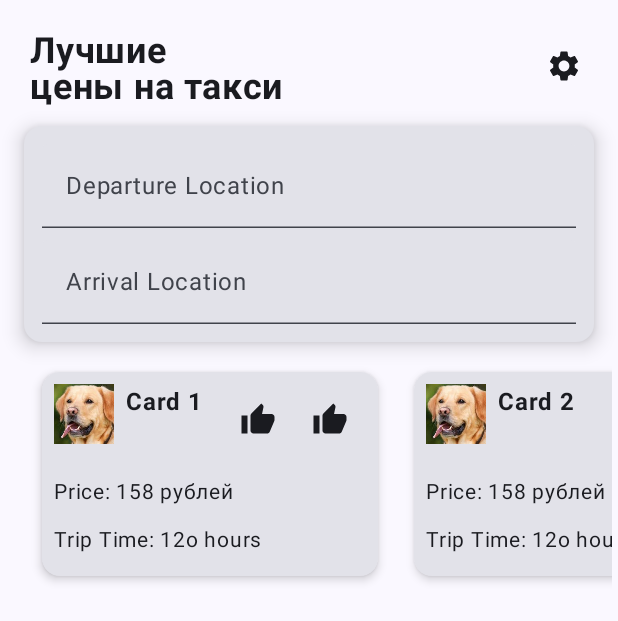
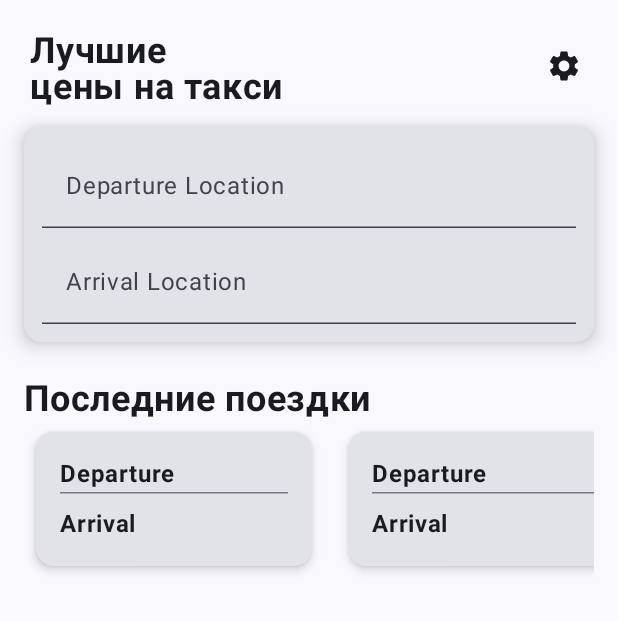
Before and after one commit to hggfun/TaxiCompare, an Android app built with Jetpack Compose: the screen it shows after launch (MainActivity), on a phone screen of 412 x 824 dp. Shown: the top 621 px of the screen. Run offline under Robolectric (Android 15) with nearby library versions, the light colour scheme and no system bars.

Commit message:
Add RecentTripCard composable

```diff
--- a/app/src/main/java/com/example/taxicompare/ui/TaxiCompareApp.kt
+++ b/app/src/main/java/com/example/taxicompare/ui/TaxiCompareApp.kt
@@ -23,6 +23,8 @@ import androidx.compose.material.icons.filled.Settings
 import androidx.compose.material.icons.filled.ThumbUp
 import androidx.compose.material3.Card
 import androidx.compose.material3.CardDefaults
+import androidx.compose.material3.Divider
+import androidx.compose.material3.HorizontalDivider
 import androidx.compose.material3.Icon
 import androidx.compose.material3.IconButton
 import androidx.compose.material3.Scaffold
@@ -130,19 +132,77 @@ fun LocationInputScreen(modifier: Modifier = Modifier) {
 fun HorizontalCardList() {
     // A sample list of data to display
     val cardItems = listOf("Card 1", "Card 2", "Card 3", "Card 4")
+    Column(modifier = Modifier.padding(12.dp)) {
+        Text(
+            text = "Последние поездки",
+            fontWeight = FontWeight.Bold,
+            fontSize = 24.sp,
+        )
+        LazyRow(
+            modifier = Modifier.fillMaxWidth(),
+//            contentPadding = PaddingValues(horizontal = 16.dp),
+            horizontalArrangement = Arrangement.spacedBy(8.dp)
+        ) {
+//            items(cardItems) { item ->
+//                TripCard(R.drawable.adv8, item, price = "158 рублей", tripTime = "12o hours")
+//            }
+            items(cardItems) { item ->
+                RecentTripCard(item, item)
+            }
+        }
+    }
 
-    LazyRow(
-        modifier = Modifier.fillMaxWidth(),
-        contentPadding = PaddingValues(horizontal = 16.dp),
-        horizontalArrangement = Arrangement.spacedBy(8.dp)
+
+}
+
+@Composable
+fun RecentTripCard(
+    departure: String,
+    arrival: String
+) {
+    Card(
+        modifier = Modifier
+            .width(200.dp)
+            .padding(8.dp),
+        elevation = CardDefaults.cardElevation(
+            defaultElevation = 4.dp
+        ),
     ) {
-        items(cardItems) { item ->
-            TripCard(R.drawable.adv8, item, price = "158 рублей", tripTime = "12o hours")
+        Column(
+            modifier = Modifier
+                .fillMaxWidth()
+                .padding(16.dp)
+        ) {
+            Text(
+                text = "Departure",
+                fontWeight = FontWeight.Bold,
+                fontSize = 16.sp,
+            )
+//            Spacer(modifier = Modifier.height(4.dp))
+//            Text(
+//                text = departure,
+//                fontSize = 14.sp,
+//                modifier = Modifier.padding(bottom = 8.dp)
+//            )
+
+            HorizontalDivider() // Optional separator line
+
+            Spacer(modifier = Modifier.height(8.dp))
+
+            Text(
+                text = "Arrival  ",
+                fontWeight = FontWeight.Bold,
+                fontSize = 16.sp,
+            )
+//            Spacer(modifier = Modifier.height(4.dp))
+//            Text(
+//                text = arrival,
+//                fontSize = 14.sp,
+//                modifier = Modifier.padding(top = 8.dp)
+//            )
         }
     }
 }
-
-
 
 @Composable
 fun TripCard(
```
